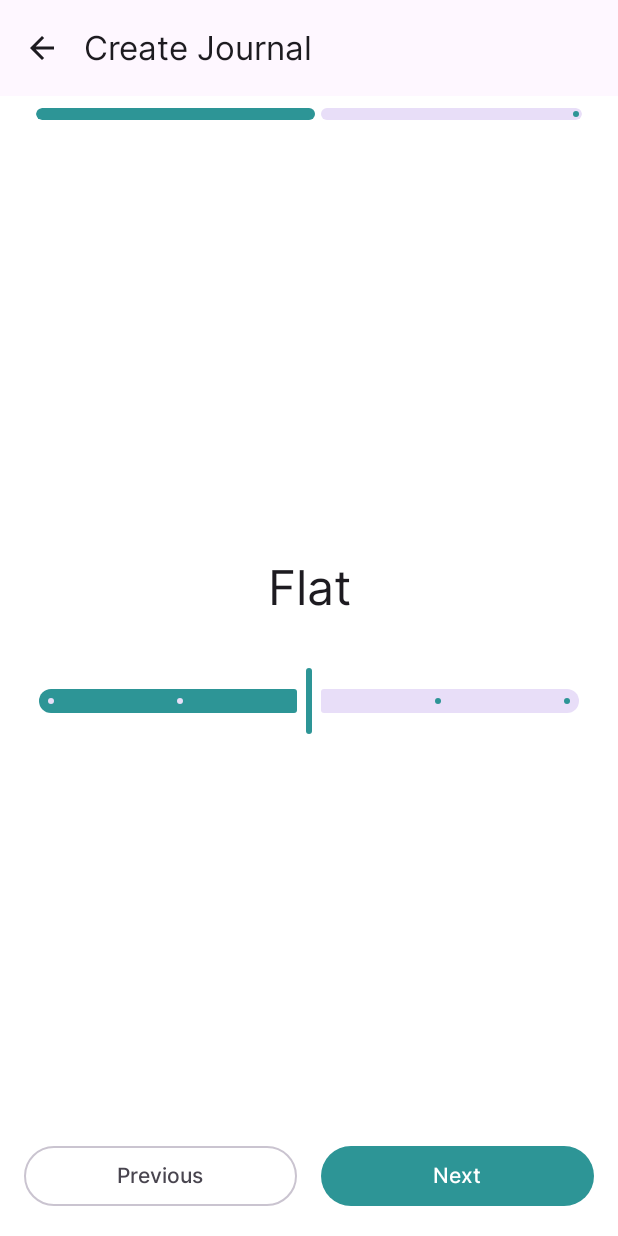
After one commit to bangkit-capstone-CH2-PS311/kalmakasa-app, an Android app built with Jetpack Compose: the composable AddJournalScreen shown on its own in the app's theme, on a phone screen of 412 x 824 dp. The commit adds this screen. Run offline under Robolectric (Android 15) with nearby library versions, the phone set to English and light mode, and no system bars.

Commit message:
UI for Journal Finished

```diff
--- a/app/src/main/java/com/kalmakasa/kalmakasa/presentation/KalmakasaApp.kt
+++ b/app/src/main/java/com/kalmakasa/kalmakasa/presentation/KalmakasaApp.kt
@@ -241,7 +241,11 @@ fun KalmakasaApp() {
                 }
 
                 val uiState by viewModel.uiState.collectAsStateWithLifecycle()
-                DetailDoctorScreen(uiState)
+                DetailDoctorScreen(
+                    uiState = uiState,
+                    onBackButtonClicked = { navController.navigateUp() },
+                    onAppointmentBooked = {}
+                )
             }
         }
     }
--- a/app/src/main/java/com/kalmakasa/kalmakasa/presentation/Screen.kt
+++ b/app/src/main/java/com/kalmakasa/kalmakasa/presentation/Screen.kt
@@ -24,6 +24,8 @@ sealed class Screen(val route: String) {
         fun createRoute(id: String) = "doctor-detail/$id"
     }
 
+    object AddJournal : Screen("journal-add")
+
     companion object {
         val withBottomBar = listOf(
             Home.route,
--- /dev/null
+++ b/app/src/main/java/com/kalmakasa/kalmakasa/presentation/screens/addjournal/AddJournalScreen.kt
@@ -0,0 +1,187 @@
+package com.kalmakasa.kalmakasa.presentation.screens.addjournal
+
+import androidx.compose.foundation.layout.Arrangement
+import androidx.compose.foundation.layout.Box
+import androidx.compose.foundation.layout.Column
+import androidx.compose.foundation.layout.Row
+import androidx.compose.foundation.layout.fillMaxSize
+import androidx.compose.foundation.layout.fillMaxWidth
+import androidx.compose.foundation.layout.height
+import androidx.compose.foundation.layout.padding
+import androidx.compose.material.icons.Icons
+import androidx.compose.material.icons.filled.ArrowBack
+import androidx.compose.material3.Button
+import androidx.compose.material3.ExperimentalMaterial3Api
+import androidx.compose.material3.Icon
+import androidx.compose.material3.IconButton
+import androidx.compose.material3.LinearProgressIndicator
+import androidx.compose.material3.MaterialTheme
+import androidx.compose.material3.OutlinedButton
+import androidx.compose.material3.OutlinedTextField
+import androidx.compose.material3.OutlinedTextFieldDefaults
+import androidx.compose.material3.Scaffold
+import androidx.compose.material3.Slider
+import androidx.compose.material3.Text
+import androidx.compose.material3.TopAppBar
+import androidx.compose.runtime.Composable
+import androidx.compose.runtime.getValue
+import androidx.compose.runtime.mutableFloatStateOf
+import androidx.compose.runtime.mutableIntStateOf
+import androidx.compose.runtime.mutableStateOf
+import androidx.compose.runtime.saveable.rememberSaveable
+import androidx.compose.runtime.setValue
+import androidx.compose.ui.Alignment
+import androidx.compose.ui.Modifier
+import androidx.compose.ui.draw.clip
+import androidx.compose.ui.graphics.Color
+import androidx.compose.ui.res.stringResource
+import androidx.compose.ui.text.font.FontWeight
+import androidx.compose.ui.text.style.TextAlign
+import androidx.compose.ui.tooling.preview.Preview
+import androidx.compose.ui.unit.dp
+import com.kalmakasa.kalmakasa.R
+import com.kalmakasa.kalmakasa.presentation.theme.KalmakasaTheme
+import kotlin.math.roundToInt
+
+@OptIn(ExperimentalMaterial3Api::class)
+@Composable
+fun AddJournalScreen() {
+    var step by rememberSaveable { mutableIntStateOf(1) }
+    var value by rememberSaveable { mutableStateOf("") }
+
+    Scaffold(
+        topBar = {
+            Column {
+                TopAppBar(
+                    title = { Text("Create Journal") },
+                    navigationIcon = {
+                        IconButton(onClick = {}) {
+                            Icon(imageVector = Icons.Default.ArrowBack, contentDescription = "Back")
+                        }
+                    }
+                )
+                LinearProgressIndicator(
+                    progress = step / 2f,
+                    modifier = Modifier
+                        .padding(vertical = 8.dp, horizontal = 24.dp)
+                        .height(8.dp)
+                        .clip(MaterialTheme.shapes.medium)
+                        .fillMaxWidth(),
+                )
+            }
+        },
+        bottomBar = {
+            Row(
+                modifier = Modifier
+                    .padding(horizontal = 16.dp, vertical = 16.dp)
+                    .fillMaxWidth(),
+                horizontalArrangement = Arrangement.spacedBy(16.dp)
+            ) {
+                OutlinedButton(
+                    onClick = { step++ },
+                    modifier = Modifier.weight(1f),
+                    enabled = true,
+                ) {
+                    Text(text = stringResource(R.string.previous))
+                }
+                Button(
+                    onClick = { step-- },
+                    modifier = Modifier.weight(1f),
+                    enabled = true
+                ) {
+                    Text(stringResource(R.string.next))
+                }
+            }
+        }
+    ) { paddingValues ->
+        when (step) {
+            1 -> MoodSlider(Modifier.padding(paddingValues))
+            else -> {
+                Column(
+                    modifier = Modifier
+                        .padding(paddingValues)
+                        .padding(vertical = 16.dp)
+                        .fillMaxSize()
+                ) {
+                    Text(
+                        text = "What could be the reason behind your mood today?",
+                        style = MaterialTheme.typography.titleLarge,
+                        fontWeight = FontWeight.SemiBold,
+                        modifier = Modifier
+                            .padding(horizontal = 24.dp)
+                    )
+
+                    OutlinedTextField(
+                        value = value,
+                        onValueChange = { value = it },
+                        modifier = Modifier
+                            .padding(horizontal = 8.dp)
+                            .fillMaxSize(),
+                        colors = OutlinedTextFieldDefaults.colors(
+                            focusedBorderColor = Color.Transparent,
+                            unfocusedBorderColor = Color.Transparent,
+                        ),
+                        placeholder = {
+                            Text(
+                                text = "The main reason is...",
+                                color = Color.Gray,
+                                fontWeight = FontWeight.Medium,
+                            )
+                        }
+                    )
+                }
+            }
+        }
+
+    }
+}
+
+@Composable
+fun MoodSlider(
+    modifier: Modifier = Modifier,
+) {
+    Box(
+        modifier = modifier
+            .padding(horizontal = 24.dp)
+            .fillMaxSize(),
+        contentAlignment = Alignment.Center,
+    ) {
+        Column(verticalArrangement = Arrangement.Center) {
+
+            var sliderValue by rememberSaveable { mutableFloatStateOf(2f) }
+            val emoticon = listOf(
+                "Very Sad",
+                "Sad",
+                "Flat",
+                "Happy",
+                "Very Happy",
+            )
+            val emoticonIndex = sliderValue.roundToInt()
+
+            Text(
+                text = emoticon[emoticonIndex],
+                style = MaterialTheme.typography.headlineLarge,
+                modifier = Modifier
+                    .fillMaxWidth()
+                    .padding(vertical = 32.dp),
+                textAlign = TextAlign.Center,
+            )
+
+            Slider(
+                value = sliderValue,
+                onValueChange = { sliderValue = it },
+                valueRange = 0f..4f,
+                steps = 3
+            )
+
+        }
+    }
+}
+
+@Preview
+@Composable
+fun AddJournalPreview() {
+    KalmakasaTheme {
+        AddJournalScreen()
+    }
+}
```
Also changed, not shown: app/src/main/java/com/kalmakasa/kalmakasa/presentation/screens/detaildoctor/DetailDoctorScreen.kt (+64 -11 lines).
